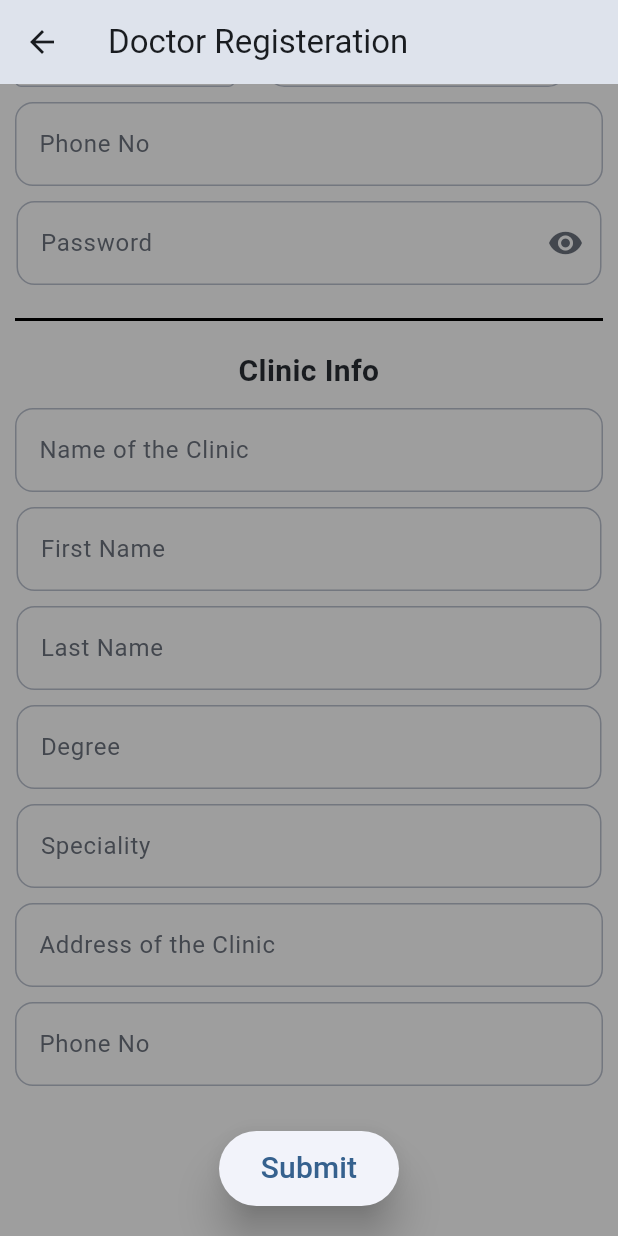
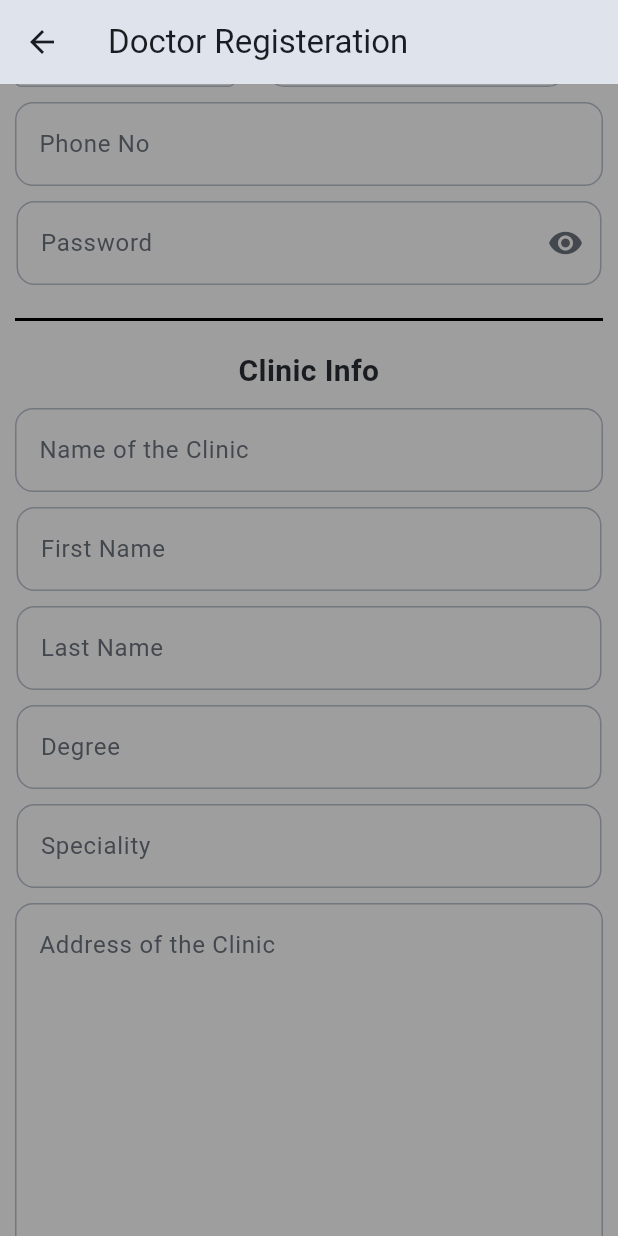
Before and after one commit to Mesons314/HealQueue-Frontend, a Flutter app: the DoctorsRegisterationPage screen opened directly, scrolled down 169 dp, on a phone screen of 412 x 824 dp. Run offline on Flutter 3.47's test engine with Material 3 defaults, Android fonts, the phone set to English and light mode, and no system bars.

Commit message:
Added the text editing and text field folder to make code clean and sttill remaining lots of things

```diff
--- a/lib/DoctorsRegisterationPage.dart
+++ b/lib/DoctorsRegisterationPage.dart
@@ -2,6 +2,10 @@
 import 'package:flutter/material.dart';
 import 'package:healfast01/BottomNav/BottomNavigation.dart';
 import 'package:healfast01/ScreenPages/HomePage.dart';
+import 'package:healfast01/utils/text_editing_controller.dart';
+import 'package:healfast01/widgets/text_field.dart';
+import 'package:healfast01/widgets/text_field2.dart';
+import 'package:healfast01/widgets/text_field3.dart';
 
 class DoctorsRegisterationPage extends StatefulWidget{
   const DoctorsRegisterationPage({super.key});
@@ -15,6 +19,8 @@ class DoctorsRegisterationPage extends StatefulWidget{
 class doctorsRegister extends State<DoctorsRegisterationPage>{
 
   final TextEditingController dateController = TextEditingController();
+
+  final controller = textEditingController();
 
   bool passwordVisible1 = true;
   @override
@@ -38,17 +44,11 @@ class doctorsRegister extends State<DoctorsRegisterationPage>{
               padding: const EdgeInsets.only(left: 10,right: 10,bottom: 10),
               child: SizedBox(
                   width: 400,
-                  child: TextField(
-                    decoration: InputDecoration(
+                  child: CustomTextField(
                       hintText: 'UserName',
-                        border: OutlineInputBorder(
-                            borderRadius: BorderRadius.circular(12),
-                            borderSide: const BorderSide(
-                                color: Colors.lightBlueAccent
-                            )
-                        )
+                      textEditingController: controller.username,
+                      textInputType: TextInputType.text
                   ),
-                  )
               ),
             ),
 
@@ -118,18 +118,11 @@ class doctorsRegister extends State<DoctorsRegisterationPage>{
             ),
             Padding(padding: const EdgeInsets.only(left: 10,right: 10),
               child: Container(
-                child: TextField(
-                  keyboardType: TextInputType.phone,
-                  decoration: InputDecoration(
+                child: CustomTextField(
                     hintText: 'Phone No',
-                      border: OutlineInputBorder(
-                          borderRadius: BorderRadius.circular(12),
-                          borderSide: const BorderSide(
-                              color: Colors.lightBlueAccent
+                    textEditingController: controller.phoneNo,
+                    textInputType: TextInputType.phone
                 )
-                      )
-                  ),
-                ),
               ),
             ),
 
@@ -179,17 +172,10 @@ class doctorsRegister extends State<DoctorsRegisterationPage>{
             Padding(
                 padding: EdgeInsets.only(left: 10,right: 10),
               child: Container(
-                child: TextField(
-                  decoration: InputDecoration(
-                    hintText: "Name of the Clinic",
-                    border: OutlineInputBorder(
-                      borderSide: BorderSide(
-                        color: Colors.lightBlueAccent
-                      ),
-                      borderRadius: BorderRadius.circular(12)
+                child: CustomTextField2(
+                    hintText:"Name of the Clinic",
+                    textEditingController: controller.clinicName,
                 )
-                  ),
-                ),
               ),
             ),
 
@@ -199,14 +185,10 @@ class doctorsRegister extends State<DoctorsRegisterationPage>{
 
         Padding(padding: EdgeInsets.only(right: 11,left: 11),
         child: Container(
-          child: TextField(
-            decoration: InputDecoration(
+          child: CustomTextField2(
               hintText: 'First Name',
-              border: OutlineInputBorder(
-                borderRadius: BorderRadius.circular(12)
+              textEditingController: controller.firstName
           )
-            ),
-          ),
         ),
         ),
 
@@ -216,14 +198,10 @@ class doctorsRegister extends State<DoctorsRegisterationPage>{
 
         Padding(padding: EdgeInsets.only(left: 11,right: 11),
         child: Container(
-          child: TextField(
-            decoration: InputDecoration(
+          child: CustomTextField2(
             hintText: 'Last Name',
-              border: OutlineInputBorder(
-                borderRadius: BorderRadius.circular(12)
+            textEditingController: controller.lastName
         )
-            ),
-          ),
         ),
         ),
         SizedBox(
@@ -232,14 +210,10 @@ class doctorsRegister extends State<DoctorsRegisterationPage>{
 
         Padding(padding: EdgeInsets.only(left: 11,right: 11),
         child: Container(
-          child: TextField(
-            decoration: InputDecoration(
+            child: CustomTextField2(
                 hintText: 'Degree',
-              border: OutlineInputBorder(
-                borderRadius: BorderRadius.circular(12)
+                textEditingController: controller.degree
             )
-            ),
-          ),
         ),
         ),
 
@@ -248,14 +222,10 @@ class doctorsRegister extends State<DoctorsRegisterationPage>{
         ),
         Padding(padding: EdgeInsets.only(left: 11,right: 11),
         child: Container(
-          child: TextField(
-            decoration: InputDecoration(
+            child: CustomTextField2(
                 hintText: 'Speciality',
-              border: OutlineInputBorder(
-                borderRadius: BorderRadius.circular(12)
+                textEditingController: controller.speciality
             )
-            ),
-          ),
         ),
         ),
         SizedBox(
@@ -264,20 +234,12 @@ class doctorsRegister extends State<DoctorsRegisterationPage>{
             Padding(
               padding: EdgeInsets.only(left: 10,right: 10),
               child: Container(
-                child: TextField(
-                  minLines: 1,
-                  maxLines: null,
-                  keyboardType: TextInputType.multiline,
-                  decoration: InputDecoration(
+                child: CustomTextField3(
                     hintText: "Address of the Clinic",
-                    border: OutlineInputBorder(
-                      borderRadius: BorderRadius.circular(12),
-                      borderSide: BorderSide(
-                        color: Colors.lightBlueAccent
+                    textEditingController: controller.address,
+                    textInputType: TextInputType.multiline,
+                  MaxLines: 10,
                 )
-                    )
-                  ),
-                ),
               ),
             ),
 
@@ -288,21 +250,13 @@ class doctorsRegister extends State<DoctorsRegisterationPage>{
             Padding(
               padding: EdgeInsets.only(left: 10,right: 10),
               child: Container(
-                child: TextField(
-                  keyboardType: TextInputType.phone,
-                  decoration: InputDecoration(
-                    hintText: 'Phone No',
-                    border: OutlineInputBorder(
-                      borderSide: BorderSide(
-                        color: Colors.lightBlueAccent
-                      ),
-                      borderRadius: BorderRadius.circular(12)
+                child: CustomTextField(
+                    hintText: 'Clinic Phone No',
+                    textEditingController: controller.ClinicPhoneNo,
+                    textInputType: TextInputType.phone
                 )
               ),
             ),
-              ),
-            ),
-
             SizedBox(
               height: 30,
             ),
--- a/lib/ScreenPages/HomePage.dart
+++ b/lib/ScreenPages/HomePage.dart
@@ -45,7 +45,7 @@ class homepage extends State<HomePage>{
                         onTap: (){
                           Navigator.push(context, MaterialPageRoute(builder: (context)=>Profile()));
                         },
-                        child: Text('Profile')
+                        child: const Text('Profile')
                     )
                   ],
                 ),
--- a/lib/Splash_Screen.dart
+++ b/lib/Splash_Screen.dart
@@ -2,6 +2,8 @@ import 'package:flutter/material.dart';
 import 'package:healfast01/main.dart';
 
 class SplashScreen extends StatefulWidget{
+  const SplashScreen({super.key});
+
   @override
   State<SplashScreen> createState() {
    return splashScreen();
@@ -10,11 +12,11 @@ class SplashScreen extends StatefulWidget{
 
 class splashScreen extends State<SplashScreen>{
 
+  @override
   void initState(){
     super.initState();
-
-    Future.delayed(Duration(seconds:4),(){
-      Navigator.pushReplacement(context, MaterialPageRoute(builder: (context)=> MyHomePage(title: 'Heal Fast')
+    Future.delayed(const Duration(seconds:4),(){
+      Navigator.pushReplacement(context, MaterialPageRoute(builder: (context)=> const MyHomePage(title: 'Heal Fast')
       ));
     });
   }
--- a/lib/UserRegisteration.dart
+++ b/lib/UserRegisteration.dart
@@ -65,11 +65,11 @@ class userRegisteration extends State<UserRegisteration>{
                       ],
                     )
                 ),
-               Container(
+               Expanded(
+                 child: Container(
                    margin: EdgeInsets.only(left: 21),
                    width: 200,
                    child: InkWell(
-
                        child: TextField(
                          onTap: () async{
                            DateTime now = DateTime.now();
@@ -98,6 +98,7 @@ class userRegisteration extends State<UserRegisteration>{
                            )
                          ),
                          readOnly: true,
+                       ),
                    ),
                  ),
                )
--- /dev/null
+++ b/lib/utils/text_editing_controller.dart
@@ -0,0 +1,14 @@
+
+import 'package:flutter/cupertino.dart';
+
+class textEditingController {
+  TextEditingController username = TextEditingController();
+  TextEditingController phoneNo = TextEditingController();
+  TextEditingController clinicName = TextEditingController();
+  TextEditingController firstName = TextEditingController();
+  TextEditingController lastName = TextEditingController();
+  TextEditingController degree = TextEditingController();
+  TextEditingController speciality = TextEditingController();
+  TextEditingController ClinicPhoneNo = TextEditingController();
+  TextEditingController address = TextEditingController();
+}
--- /dev/null
+++ b/lib/widgets/text_field.dart
@@ -0,0 +1,34 @@
+
+import 'package:flutter/material.dart';
+
+class CustomTextField extends StatefulWidget{
+  String hintText;
+  TextEditingController textEditingController;
+  TextInputType textInputType;
+  CustomTextField({required this.hintText, required this.textEditingController, required this.textInputType});
+
+  @override
+  State<StatefulWidget> createState() {
+    return custom_textField();
+  }
+}
+
+class custom_textField extends State<CustomTextField>{
+
+  @override
+  Widget build(BuildContext context) {
+    return TextField(
+      keyboardType: widget.textInputType,
+      decoration: InputDecoration(
+        hintText: widget.hintText,
+        border: OutlineInputBorder(
+          borderRadius: BorderRadius.circular(12),
+          borderSide: const BorderSide(
+            color: Colors.lightBlueAccent
+          )
+        )
+      ),
+    );
+  }
+
+}
--- /dev/null
+++ b/lib/widgets/text_field2.dart
@@ -0,0 +1,32 @@
+
+import 'package:flutter/material.dart';
+
+class CustomTextField2 extends StatefulWidget{
+  String hintText;
+  TextEditingController textEditingController;
+  CustomTextField2({required this.hintText, required this.textEditingController,});
+
+  @override
+  State<StatefulWidget> createState() {
+    return custom_textField();
+  }
+}
+
+class custom_textField extends State<CustomTextField2>{
+
+  @override
+  Widget build(BuildContext context) {
+    return TextField(
+      decoration: InputDecoration(
+          hintText: widget.hintText,
+          border: OutlineInputBorder(
+              borderRadius: BorderRadius.circular(12),
+              borderSide: const BorderSide(
+                  color: Colors.lightBlueAccent
+              )
+          )
+      ),
+    );
+  }
+
+}
--- /dev/null
+++ b/lib/widgets/text_field3.dart
@@ -0,0 +1,36 @@
+
+import 'package:flutter/material.dart';
+
+class CustomTextField3 extends StatefulWidget{
+  String hintText;
+  TextEditingController textEditingController;
+  TextInputType textInputType;
+  final int MaxLines;
+  CustomTextField3({required this.MaxLines,required this.hintText, required this.textEditingController, required this.textInputType});
+
+  @override
+  State<StatefulWidget> createState() {
+    return custom_textField();
+  }
+}
+
+class custom_textField extends State<CustomTextField3>{
+
+  @override
+  Widget build(BuildContext context) {
+    return TextField(
+      keyboardType: widget.textInputType,
+      maxLines: widget.MaxLines,
+      decoration: InputDecoration(
+          hintText: widget.hintText,
+          border: OutlineInputBorder(
+              borderRadius: BorderRadius.circular(12),
+              borderSide: const BorderSide(
+                  color: Colors.lightBlueAccent
+              )
+          )
+      ),
+    );
+  }
+
+}
```
Also changed, not shown: lib/widgets/text_field4.dart (added). Lines whose indentation alone changed are shown as unchanged.
